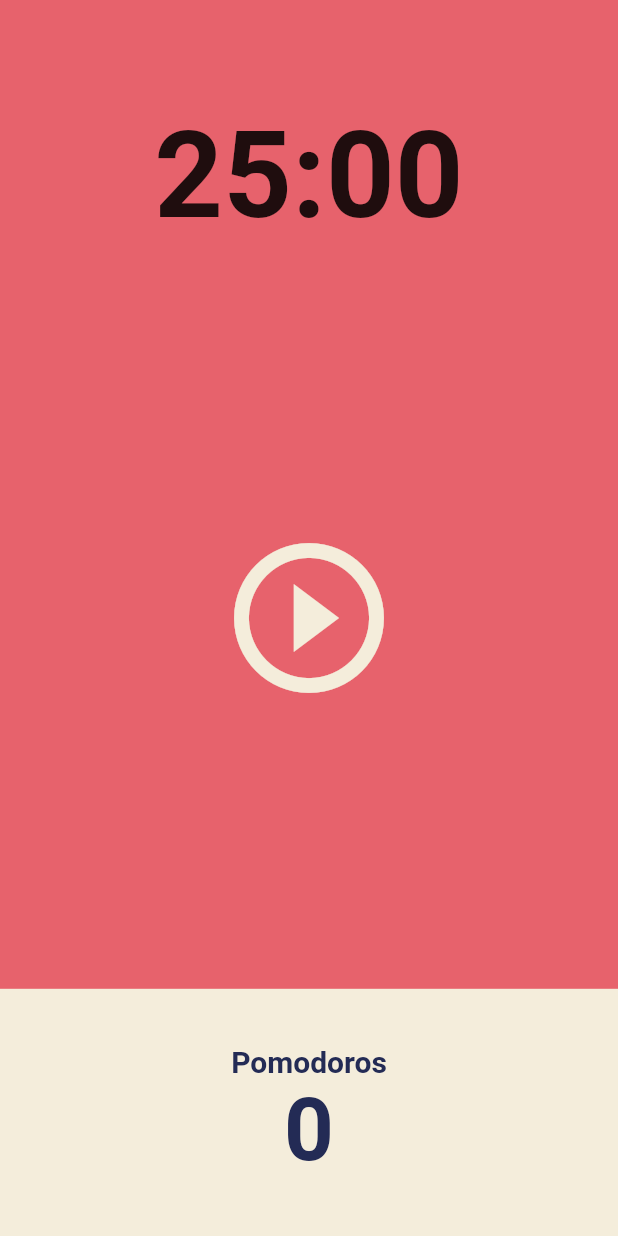
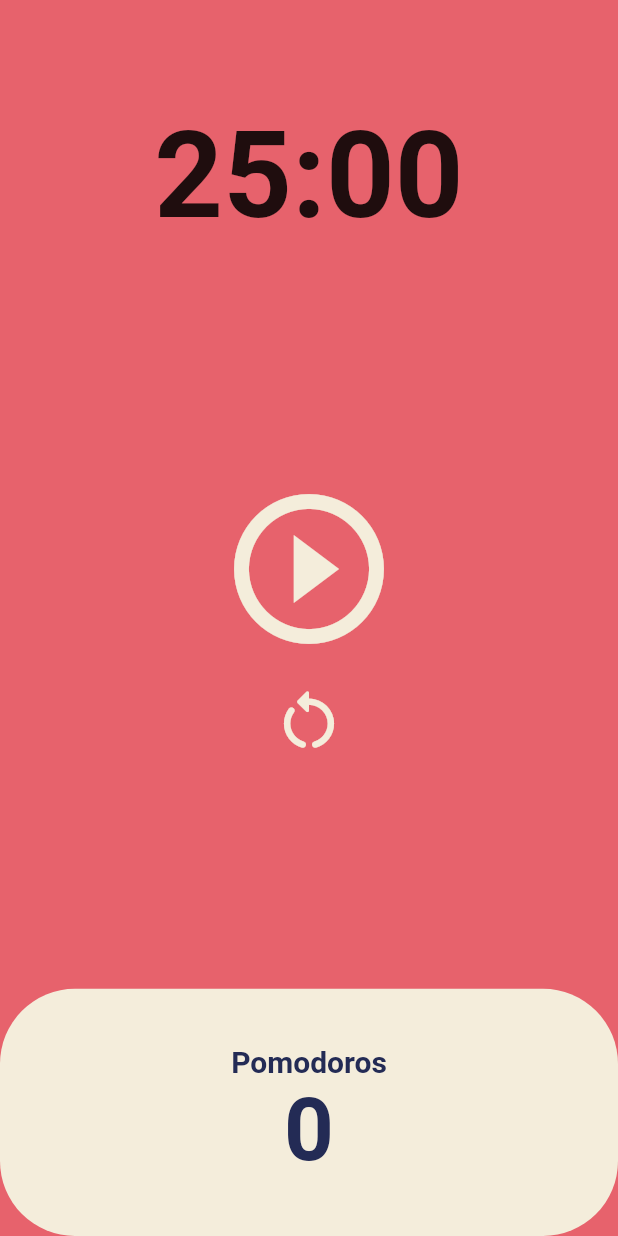
Before and after one commit to sora-yeon/flutter-toonflix, a Flutter app: the screen it shows after launch, on a phone screen of 412 x 824 dp. Run offline on Flutter 3.47's test engine with Material 2 defaults, Android fonts, the phone set to English and light mode, and no system bars.

```diff
--- a/lib/screens/home_screen.dart
+++ b/lib/screens/home_screen.dart
@@ -1,3 +1,5 @@
+import 'dart:async';
+
 import 'package:flutter/material.dart';
 
 class HomeScreen extends StatefulWidget {
@@ -8,6 +10,57 @@ class HomeScreen extends StatefulWidget {
 }
 
 class _HomeScreenState extends State<HomeScreen> {
+  static const twentyFiveMinutes = 1500;
+  int totalSeconds = twentyFiveMinutes;
+  bool isRunning = false;
+  int totalPomodoros = 0;
+  late Timer timer;
+
+  void onTick(Timer timer) {
+    if (totalSeconds == 0) {
+      setState(() {
+        totalPomodoros = totalPomodoros + 1;
+        isRunning = false;
+        totalSeconds = twentyFiveMinutes;
+      });
+      timer.cancel();
+    } else {
+      setState(() {
+        totalSeconds = totalSeconds - 1;
+      });
+    }
+  }
+
+  void onStartPressed() {
+    timer = Timer.periodic(
+      const Duration(seconds: 1),
+      onTick,
+    );
+    setState(() {
+      isRunning = true;
+    });
+  }
+
+  void onPausePressed() {
+    timer.cancel();
+    setState(() {
+      isRunning = false;
+    });
+  }
+
+  void onResetPressed() {
+    timer.cancel();
+    setState(() {
+      isRunning = false;
+      totalSeconds = twentyFiveMinutes;
+    });
+  }
+
+  String format(int seconds) {
+    var duration = Duration(seconds: seconds);
+    return duration.toString().split(".").first.substring(2, 7);
+  }
+
   @override
   Widget build(BuildContext context) {
     return Scaffold(
@@ -18,9 +71,9 @@ class _HomeScreenState extends State<HomeScreen> {
               flex: 1,
               child: Container(
                 alignment: Alignment.bottomCenter,
-                child: const Text(
-                  '25:00',
-                  style: TextStyle(
+                child: Text(
+                  format(totalSeconds),
+                  style: const TextStyle(
                     // color: Theme.of(context).textTheme.displayLarge.color,
                     fontSize: 80,
                     fontWeight: FontWeight.w600,
@@ -31,11 +84,26 @@ class _HomeScreenState extends State<HomeScreen> {
             Flexible(
               flex: 3,
               child: Center(
-                child: IconButton(
-                  onPressed: () {},
-                  iconSize: 120,
-                  color: Theme.of(context).cardColor,
-                  icon: const Icon(Icons.play_circle_outline),
+                child: Column(
+                  mainAxisAlignment: MainAxisAlignment.center,
+                  children: [
+                    IconButton(
+                      onPressed: isRunning ? onPausePressed : onStartPressed,
+                      iconSize: 120,
+                      color: Theme.of(context).cardColor,
+                      icon: Icon(
+                        isRunning
+                            ? Icons.pause_circle_outline
+                            : Icons.play_circle_outline,
+                      ),
+                    ),
+                    IconButton(
+                      onPressed: onResetPressed,
+                      iconSize: 50,
+                      color: Theme.of(context).cardColor,
+                      icon: const Icon(Icons.restart_alt_rounded),
+                    ),
+                  ],
                 ),
               ),
             ),
@@ -45,12 +113,14 @@ class _HomeScreenState extends State<HomeScreen> {
                 children: [
                   Expanded(
                     child: Container(
-                      decoration:
-                          BoxDecoration(color: Theme.of(context).cardColor),
-                      child: const Column(
+                      decoration: BoxDecoration(
+                        color: Theme.of(context).cardColor,
+                        borderRadius: BorderRadius.circular(50),
+                      ),
+                      child: Column(
                         mainAxisAlignment: MainAxisAlignment.center,
                         children: [
-                          Text(
+                          const Text(
                             'Pomodoros',
                             style: TextStyle(
                               fontSize: 20,
@@ -63,8 +133,8 @@ class _HomeScreenState extends State<HomeScreen> {
                             ),
                           ),
                           Text(
-                            '0',
-                            style: TextStyle(
+                            '$totalPomodoros',
+                            style: const TextStyle(
                               fontSize: 58,
                               fontWeight: FontWeight.w600,
                               color: Color(0xFF232B55),
```
